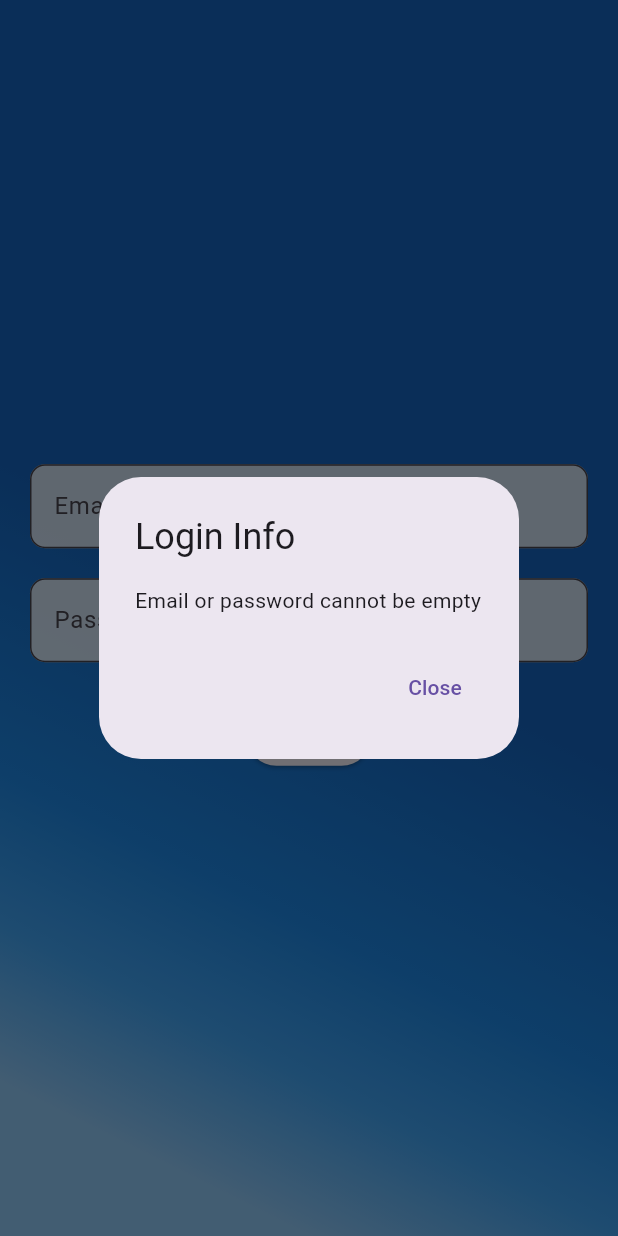
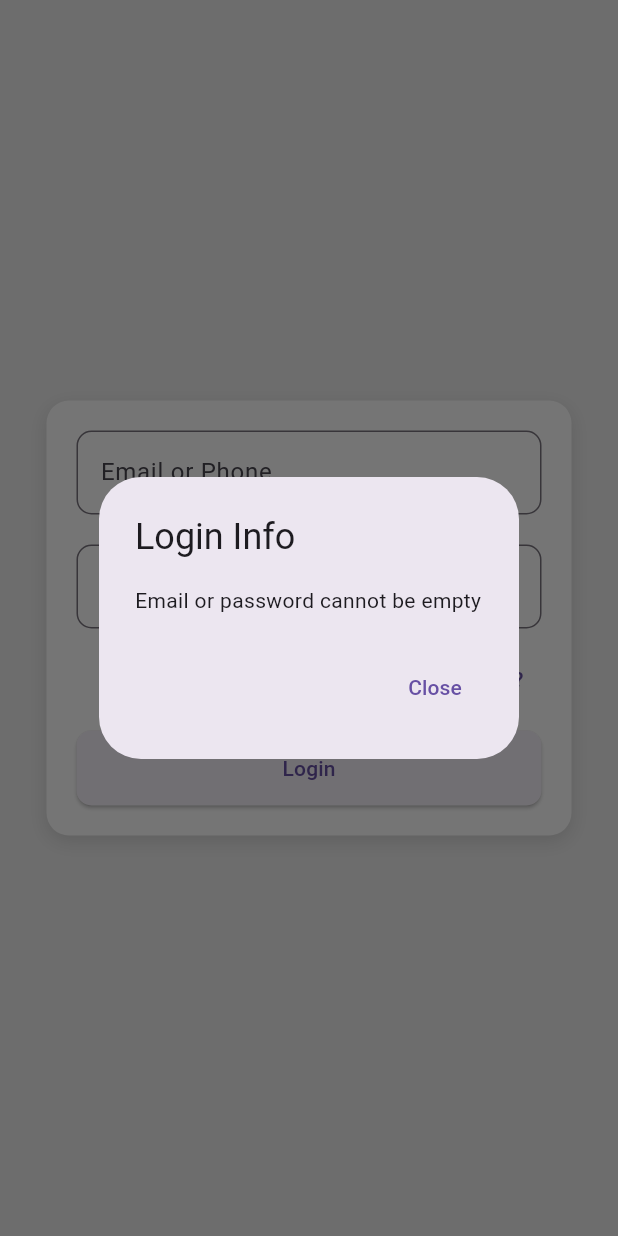
Before and after one commit to swetha-pandian/Project, a Flutter app: the screen it shows after launch, after a tap on "Login", on a phone screen of 412 x 824 dp. Run offline on Flutter 3.47's test engine with Material 3 defaults, Android fonts, the phone set to English and light mode, and no system bars; Roboto replaces fonts that are missing (raleway).

Commit message:
Changes in Log-in page

```diff
--- a/lib/main.dart
+++ b/lib/main.dart
@@ -1,162 +1,15 @@
 import 'package:flutter/material.dart';
+import 'package:my_first_project/views/auth/blink-screen-screen.dart';
 
 void main() {
-  runApp(MaterialApp(home: LoginPage()));
+  runApp(
+    MaterialApp(
+      home: SplashScreen(),
+      theme: ThemeData(
+        primaryColor: Color.fromARGB(255, 36, 35, 35),
+        buttonTheme: ButtonThemeData(buttonColor: Color(0xFF800000)),
+        fontFamily: 'raleway',
+      ),
+    ),
+  );
 }
-
-class LoginPage extends StatefulWidget {
-  @override
-  _LoginPageState createState() => _LoginPageState();
-}
-
-class _LoginPageState extends State<LoginPage> with TickerProviderStateMixin {
-  late AnimationController _emailController;
-  late AnimationController _passwordController;
-
-  late Animation<Offset> _emailAnimation;
-  late Animation<Offset> _passwordAnimation;
-
-  final TextEditingController emailText = TextEditingController();
-  final TextEditingController passwordText = TextEditingController();
-
-  @override
-  void initState() {
-    super.initState();
-
-    _emailController = AnimationController(
-      duration: Duration(milliseconds: 1000),
-      vsync: this,
-    );
-
-    _passwordController = AnimationController(
-      duration: Duration(milliseconds: 1000),
-      vsync: this,
-    );
-
-    _emailAnimation = Tween<Offset>(
-      begin: Offset(1.5, 0.0),
-      end: Offset.zero,
-    ).animate(
-      CurvedAnimation(parent: _emailController, curve: Curves.easeOutBack),
-    );
-
-    _passwordAnimation = Tween<Offset>(
-      begin: Offset(-1.5, 0.0),
-      end: Offset.zero,
-    ).animate(
-      CurvedAnimation(parent: _passwordController, curve: Curves.easeOutBack),
-    );
-
-    _emailController.forward().then((_) {
-      _passwordController.forward();
-    });
-  }
-
-  @override
-  void dispose() {
-    _emailController.dispose();
-    _passwordController.dispose();
-    super.dispose();
-  }
-
-  void _handleLogin() {
-    String email = emailText.text;
-    String password = passwordText.text;
-
-    if (email.isEmpty || password.isEmpty) {
-      _showDialog("Login Info", "Email or password cannot be empty");
-      return;
-    }
-
-    if (!email.contains("@") || !email.contains(".com")) {
-      _showDialog("Login Info", "Invalid Email Format!!");
-      return;
-    }
-
-    _showDialog("Login Info", "Login Successful!");
-  }
-
-  void _showDialog(String title, String message) {
-    showDialog(
-      context: context,
-      builder:
-          (context) => AlertDialog(
-            title: Text(title),
-            content: Text(message),
-            actions: [
-              TextButton(
-                onPressed: () => Navigator.of(context).pop(),
-                child: const Text('Close'),
-              ),
-            ],
-          ),
-    );
-  }
-
-  @override
-  Widget build(BuildContext context) {
-    return Scaffold(
-      body: Container(
-        padding: EdgeInsets.symmetric(horizontal: 20),
-        decoration: BoxDecoration(
-          gradient: LinearGradient(
-            begin: Alignment.topRight,
-            end: Alignment.bottomLeft,
-            stops: [0.5, 0.7, 0.8, 0.9],
-            colors: [
-              Colors.blue.shade800,
-              Colors.blue.shade600,
-              Colors.blue.shade400,
-              Colors.blue.shade200,
-            ],
-          ),
-        ),
-        child: Center(
-          child: Column(
-            mainAxisAlignment: MainAxisAlignment.center,
-            children: [
-              SlideTransition(
-                position: _emailAnimation,
-                child: SizedBox(
-                  width: 400,
-                  child: TextField(
-                    controller: emailText,
-                    decoration: InputDecoration(
-                      labelText: "Email ID",
-                      filled: true,
-                      fillColor: Colors.white.withOpacity(0.8),
-                      border: OutlineInputBorder(
-                        borderRadius: BorderRadius.circular(10),
-                      ),
-                    ),
-                  ),
-                ),
-              ),
-              SizedBox(height: 20),
-              SlideTransition(
-                position: _passwordAnimation,
-                child: SizedBox(
-                  width: 400,
-                  child: TextField(
-                    controller: passwordText,
-                    obscureText: true,
-                    decoration: InputDecoration(
-                      labelText: "Password",
-                      filled: true,
-                      fillColor: Colors.white.withOpacity(0.8),
-                      border: OutlineInputBorder(
-                        borderRadius: BorderRadius.circular(10),
-                      ),
-                    ),
-                  ),
-                ),
-              ),
-              SizedBox(height: 25),
-              ElevatedButton(onPressed: _handleLogin, child: Text("Login")),
-            ],
-          ),
-        ),
-      ),
-    );
-  }
-}
--- /dev/null
+++ b/lib/views/auth/blink-screen-screen.dart
@@ -0,0 +1,40 @@
+import 'package:flutter/material.dart';
+import 'login-screen.dart';
+
+class SplashScreen extends StatefulWidget {
+  const SplashScreen({super.key});
+  @override
+  State<SplashScreen> createState() => _MaroonPageState();
+}
+
+class _MaroonPageState extends State<SplashScreen> {
+  @override
+  void initState() {
+    super.initState();
+
+    // After 2 seconds, navigate to the login page
+    Future.delayed(const Duration(seconds: 3), () {
+      Navigator.pushReplacement(
+        context,
+        MaterialPageRoute(builder: (context) => const LoginPage()),
+      );
+    });
+  }
+
+  @override
+  Widget build(BuildContext context) {
+    return const Scaffold(
+      backgroundColor: Color(0xFF800000),
+      body: Center(
+        child: Text(
+          'LOGO',
+          style: TextStyle(
+            color: Colors.white,
+            fontSize: 24,
+            fontWeight: FontWeight.bold,
+          ),
+        ),
+      ),
+    );
+  }
+}
--- /dev/null
+++ b/lib/views/auth/blink_screen.dart
@@ -0,0 +1,23 @@
+import 'package:flutter/material.dart';
+// import 'login-screen.dart';
+
+class SplashScreen extends StatelessWidget {
+  const SplashScreen({super.key});
+
+  @override
+  Widget build(BuildContext context) {
+    return const Scaffold(
+      backgroundColor: Color(0xFF800000), // Maroon color
+      body: Center(
+        child: Text(
+          'This is a Maroon Page',
+          style: TextStyle(
+            color: Colors.white,
+            fontSize: 24,
+            fontWeight: FontWeight.bold,
+          ),
+        ),
+      ),
+    );
+  }
+}
--- /dev/null
+++ b/lib/views/auth/login-screen.dart
@@ -0,0 +1,123 @@
+import 'package:flutter/material.dart';
+import 'package:my_first_project/views/home/home-screen.dart';
+
+class LoginPage extends StatefulWidget {
+  const LoginPage({super.key});
+  @override
+  State<LoginPage> createState() => _LoginPageState();
+}
+
+class _LoginPageState extends State<LoginPage> {
+  final TextEditingController emailText = TextEditingController();
+  final TextEditingController passwordText = TextEditingController();
+
+  void _handleLogin() {
+    String email = emailText.text;
+    String password = passwordText.text;
+
+    if (email.isEmpty || password.isEmpty) {
+      _showDialog("Login Info", "Email or password cannot be empty");
+      return;
+    }
+
+    if (email == "swetha25@gmail.com" && password == "swetha25") {
+      _showDialog("Login Info", "Login Successful!");
+      Navigator.push(context, MaterialPageRoute(builder: (context) => MyApp()));
+    } else {
+      _showDialog("Login Failed", "Incorrect email or password.");
+    }
+  }
+
+  void _showDialog(String title, String message) {
+    showDialog(
+      context: context,
+      builder:
+          (context) => AlertDialog(
+            title: Text(title),
+            content: Text(message),
+            actions: [
+              TextButton(
+                onPressed: () => Navigator.of(context).pop(),
+                child: const Text('Close'),
+              ),
+            ],
+          ),
+    );
+  }
+
+  @override
+  Widget build(BuildContext context) {
+    return Scaffold(
+      backgroundColor: Colors.grey[200],
+      body: Center(
+        child: Container(
+          padding: EdgeInsets.all(20),
+          width: 350,
+          decoration: BoxDecoration(
+            color: Colors.white,
+            borderRadius: BorderRadius.circular(15),
+            boxShadow: [
+              BoxShadow(
+                color: Colors.black12,
+                blurRadius: 10,
+                offset: Offset(0, 4),
+              ),
+            ],
+          ),
+          child: Column(
+            mainAxisSize: MainAxisSize.min,
+            children: [
+              TextField(
+                controller: emailText,
+                decoration: InputDecoration(
+                  labelText: "Email or Phone",
+                  border: OutlineInputBorder(
+                    borderRadius: BorderRadius.circular(10),
+                  ),
+                ),
+              ),
+              SizedBox(height: 20),
+              TextField(
+                controller: passwordText,
+                obscureText: true,
+                decoration: InputDecoration(
+                  labelText: "Password",
+                  border: OutlineInputBorder(
+                    borderRadius: BorderRadius.circular(10),
+                  ),
+                ),
+              ),
+              SizedBox(height: 10),
+              Align(
+                alignment: Alignment.centerRight,
+                child: TextButton(
+                  onPressed: () {
+                    _showDialog(
+                      "Oops!",
+                      "Forgot password feature not implemented.",
+                    );
+                  },
+                  child: Text("Forgot Password?"),
+                ),
+              ),
+              SizedBox(height: 10),
+              SizedBox(
+                width: double.infinity,
+                child: ElevatedButton(
+                  onPressed: _handleLogin,
+                  style: ElevatedButton.styleFrom(
+                    padding: EdgeInsets.symmetric(vertical: 15),
+                    shape: RoundedRectangleBorder(
+                      borderRadius: BorderRadius.circular(10),
+                    ),
+                  ),
+                  child: Text("Login"),
+                ),
+              ),
+            ],
+          ),
+        ),
+      ),
+    );
+  }
+}
--- /dev/null
+++ b/lib/views/home/home-screen.dart
@@ -0,0 +1,16 @@
+import 'package:flutter/material.dart';
+import 'package:my_first_project/views/auth/blink_screen.dart';
+// Import the login page
+
+void main() {
+  runApp(MyApp());
+}
+
+class MyApp extends StatelessWidget {
+  @override
+  Widget build(BuildContext context) {
+    return MaterialApp(
+      home: SplashScreen(), // Start with login page
+    );
+  }
+}
```
